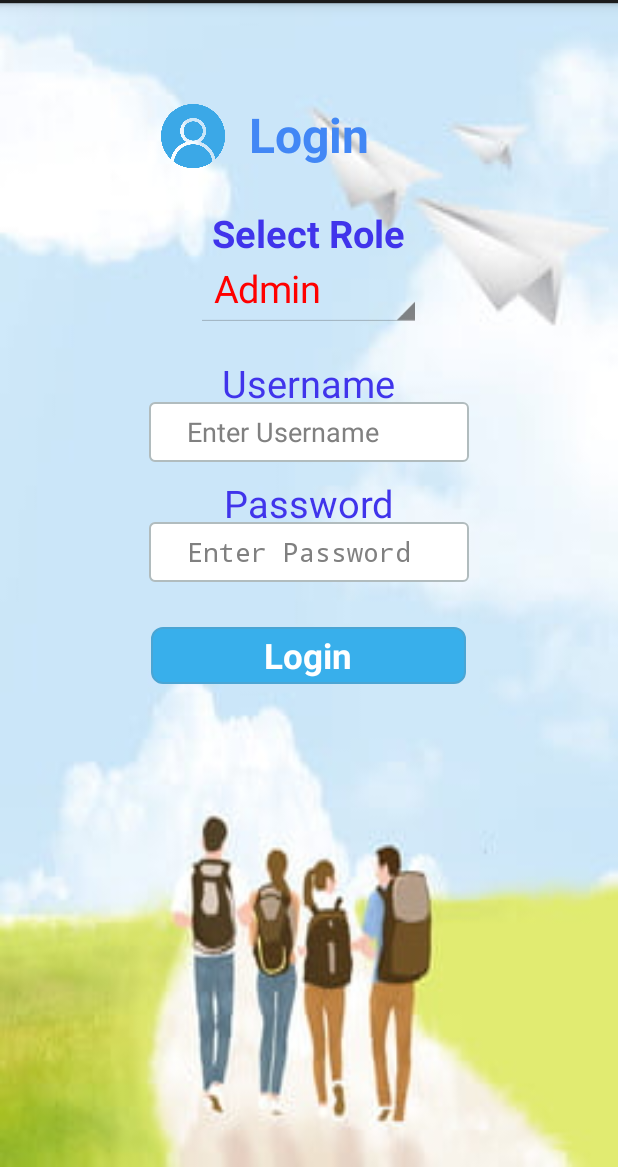
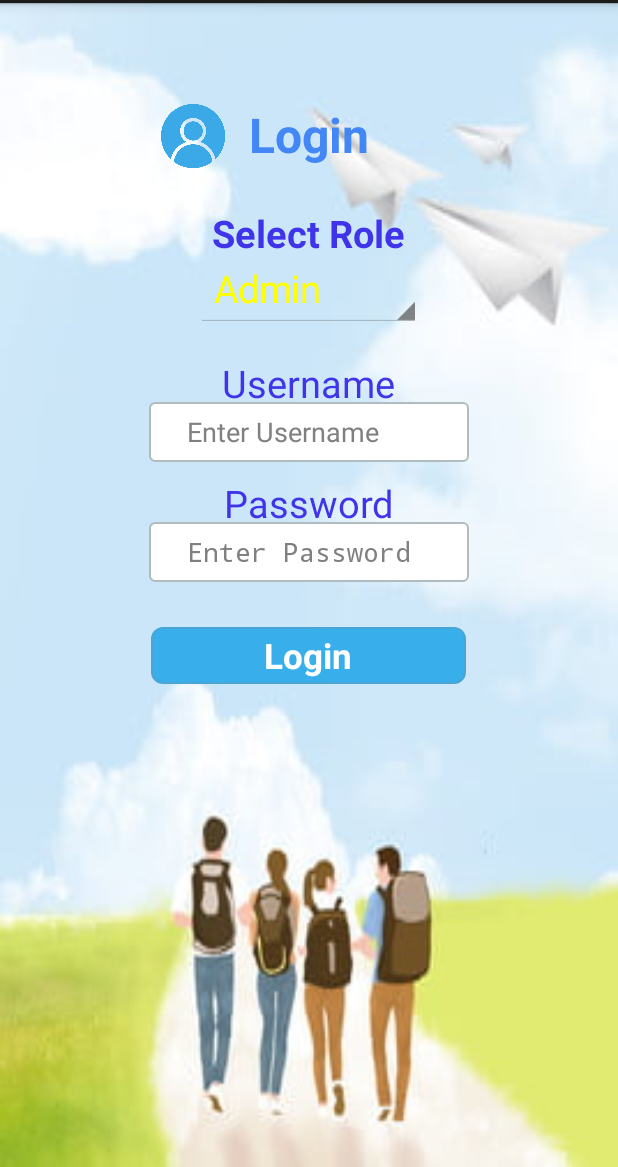
Before and after one commit to dcit202Andriod/DCIT202_Group6, an Android app: the LoginActivity screen opened directly, with no data from a screen before it, on a phone screen of 412 x 824 dp, the part 69-1236 px from its top. Run offline under Robolectric (Android 15) with nearby library versions, the phone set to English and light mode, and no system bars.

Commit message:
Update LoginActivity.java

```diff
--- a/app/src/main/java/com/android/attendance/activity/LoginActivity.java
+++ b/app/src/main/java/com/android/attendance/activity/LoginActivity.java
@@ -48,7 +48,7 @@ public class LoginActivity extends Activity {
 			public void onItemSelected(AdapterView<?> arg0, View view,
 					int arg2, long arg3) {
 				// TODO Auto-generated method stub
-				((TextView) arg0.getChildAt(0)).setTextColor(Color.RED);
+				((TextView) arg0.getChildAt(0)).setTextColor(Color.YELLOW);
 				((TextView) arg0.getChildAt(0)).setTextSize(25);
 				userrole =(String) spinnerloginas.getSelectedItem();
 
```
